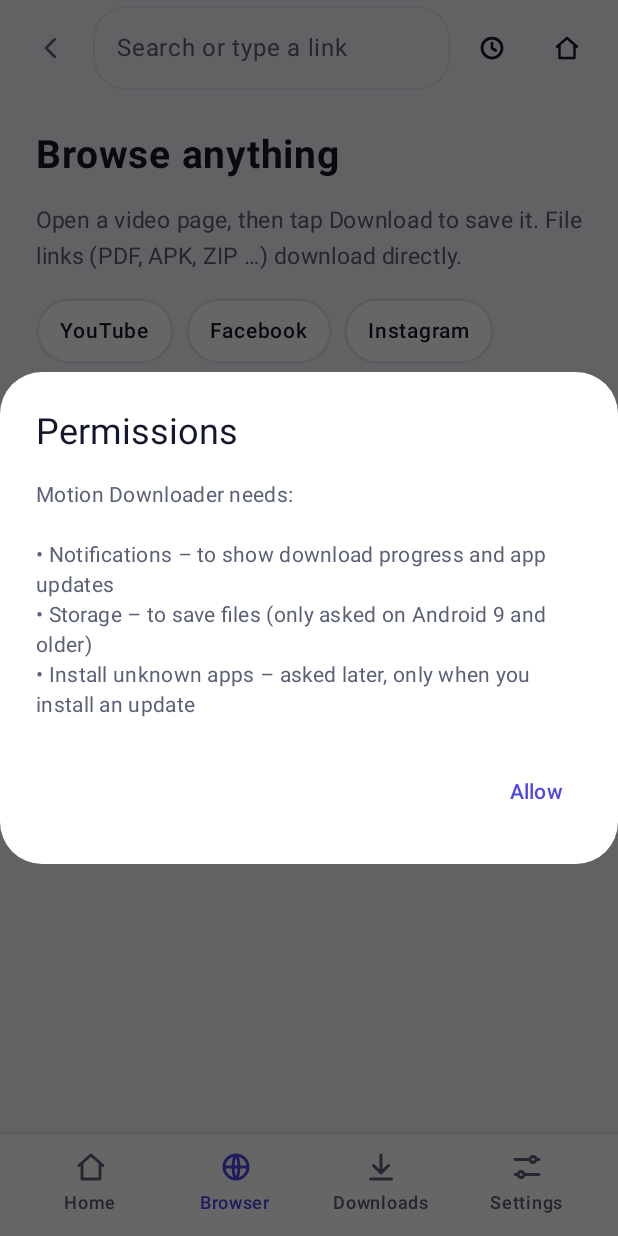
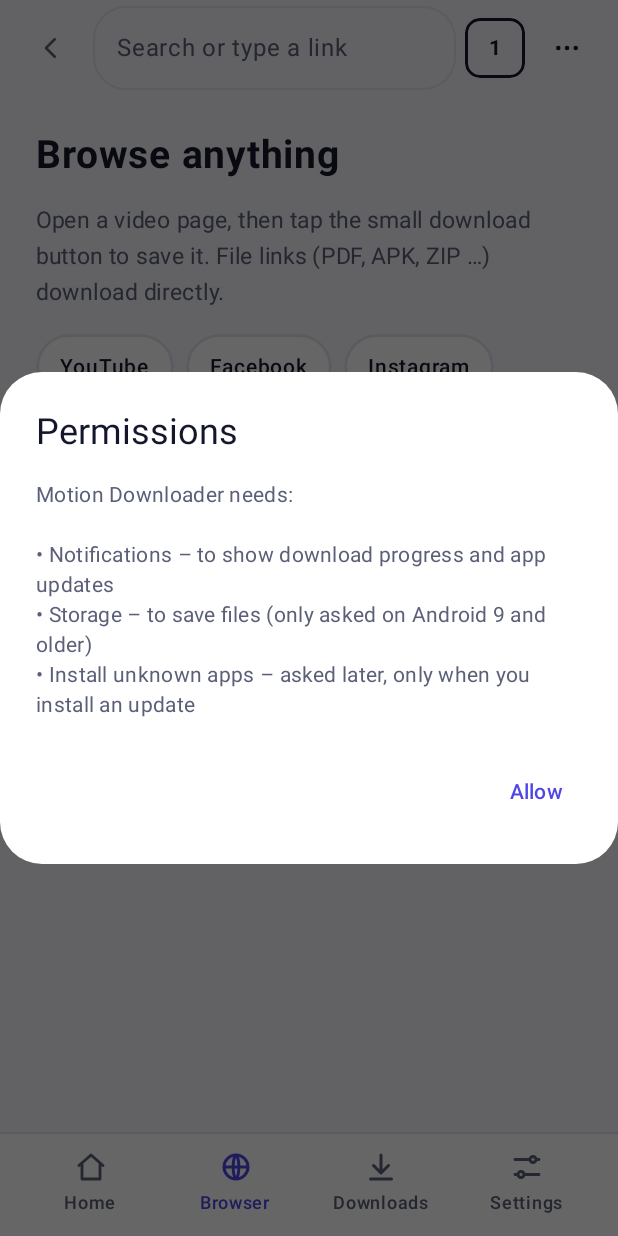
Before and after one commit to PIOUS22/Motion_Downloader, an Android app built with Jetpack Compose: the screen it shows after launch (MainActivity), item 2 of the bottom bar chosen, on a phone screen of 412 x 824 dp. Run offline under Robolectric (Android 15) with nearby library versions, the phone set to English and light mode, and no system bars; pictures from the network do not load; 5 statements that could not run were skipped.

Commit message:
Add files via upload

```diff
--- a/app/src/main/java/app/mediadownloader/Browser.kt
+++ b/app/src/main/java/app/mediadownloader/Browser.kt
@@ -25,6 +25,8 @@ import androidx.compose.foundation.shape.CircleShape
 import androidx.compose.foundation.verticalScroll
 import androidx.compose.material3.AlertDialog
 import androidx.compose.material3.Checkbox
+import androidx.compose.material3.DropdownMenu
+import androidx.compose.material3.DropdownMenuItem
 import androidx.compose.material3.TextButton
 import androidx.compose.ui.draw.clip
 import androidx.compose.ui.graphics.Color
@@ -36,6 +38,7 @@ import androidx.compose.foundation.layout.ExperimentalLayoutApi
 import androidx.compose.foundation.layout.FlowRow
 import androidx.compose.foundation.layout.PaddingValues
 import androidx.compose.foundation.layout.Row
+import androidx.compose.foundation.border
 import androidx.compose.foundation.layout.fillMaxSize
 import androidx.compose.foundation.layout.fillMaxWidth
 import androidx.compose.foundation.layout.height
@@ -52,6 +55,7 @@ import androidx.compose.runtime.LaunchedEffect
 import androidx.compose.runtime.getValue
 import androidx.compose.runtime.mutableIntStateOf
 import androidx.compose.runtime.mutableStateOf
+import androidx.compose.runtime.mutableStateListOf
 import androidx.compose.runtime.remember
 import androidx.compose.runtime.setValue
 import androidx.compose.ui.Alignment
@@ -66,15 +70,17 @@ import androidx.compose.ui.viewinterop.AndroidView
 
 class FileOffer(val url: String, val ua: String?, val mime: String?, val length: Long, val name: String)
 
-/** One WebView that lives as long as the main screen, so the page stays when you switch tabs. */
+/** One browser tab: its own WebView and page state. */
 @SuppressLint("SetJavaScriptEnabled")
-class BrowserHolder(private val ctx: Context) {
+class BrowserTab(private val ctx: Context, private val onOffer: (FileOffer) -> Unit) {
+    val id = System.nanoTime()
     var url by mutableStateOf("")
+    var title by mutableStateOf("")
     var progress by mutableIntStateOf(0)
     var canBack by mutableStateOf(false)
+    var canForward by mutableStateOf(false)
     var started by mutableStateOf(false)
     var hasVideo by mutableStateOf(false)
-    var offer by mutableStateOf<FileOffer?>(null)
 
     val web: WebView = WebView(ctx).apply {
         settings.javaScriptEnabled = true
@@ -93,24 +99,30 @@ class BrowserHolder(private val ctx: Context) {
         setOnChildScrollUpCallback { _, _ -> web.scrollY > 0 }
     }
 
+    private fun sync(view: WebView?) {
+        canBack = view?.canGoBack() == true
+        canForward = view?.canGoForward() == true
+    }
+
     init {
         BrowserHistory.init(ctx)
         web.webViewClient = object : WebViewClient() {
             override fun onPageStarted(view: WebView?, pageUrl: String?, favicon: Bitmap?) {
                 url = pageUrl ?: url
-                canBack = view?.canGoBack() == true
+                sync(view)
             }
 
             override fun onPageFinished(view: WebView?, pageUrl: String?) {
                 url = pageUrl ?: url
+                title = view?.title ?: title
                 swipe.isRefreshing = false
                 BrowserHistory.add(pageUrl, view?.title)
-                canBack = view?.canGoBack() == true
+                sync(view)
             }
 
             override fun doUpdateVisitedHistory(view: WebView?, pageUrl: String?, isReload: Boolean) {
                 url = pageUrl ?: url
-                canBack = view?.canGoBack() == true
+                sync(view)
             }
 
             override fun shouldOverrideUrlLoading(view: WebView?, request: WebResourceRequest?): Boolean {
@@ -125,12 +137,16 @@ class BrowserHolder(private val ctx: Context) {
                 progress = newProgress
                 if (newProgress >= 100) swipe.isRefreshing = false
             }
+
+            override fun onReceivedTitle(view: WebView?, t: String?) {
+                if (!t.isNullOrBlank()) title = t
+            }
         }
         // File links (pdf, apk, zip, mp4 ...): ask first, like a download manager.
         web.setDownloadListener { link, userAgent, contentDisposition, mime, length ->
             if (link.startsWith("http://") || link.startsWith("https://")) {
                 val name = URLUtil.guessFileName(link, contentDisposition, mime).replace(Regex("[\\\\/:*?\"<>|]"), "_")
-                offer = FileOffer(link, userAgent, mime, length, name)
+                onOffer(FileOffer(link, userAgent, mime, length, name))
             } else {
                 Toast.makeText(ctx, "This kind of link cannot be downloaded here", Toast.LENGTH_LONG).show()
             }
@@ -153,9 +169,60 @@ class BrowserHolder(private val ctx: Context) {
         started = false
         hasVideo = false
         url = ""
+        title = ""
     }
 
     fun isPage() = started && (url.startsWith("http://") || url.startsWith("https://"))
+
+    fun destroy() {
+        runCatching { swipe.removeAllViews(); web.destroy() }
+    }
+}
+
+/** All browser tabs. Lives as long as the main screen, so pages stay when you switch app tabs. */
+class BrowserHolder(private val ctx: Context) {
+    var offer by mutableStateOf<FileOffer?>(null)
+    val tabs = mutableStateListOf<BrowserTab>()
+    var index by mutableIntStateOf(0)
+    var showTabs by mutableStateOf(false)
+    var showHistory by mutableStateOf(false)
+
+    private fun makeTab() = BrowserTab(ctx) { offer = it }
+
+    init { tabs.add(makeTab()) }
+
+    val cur: BrowserTab get() = tabs[index.coerceIn(0, tabs.lastIndex)]
+    val started: Boolean get() = cur.started
+    val web: WebView get() = cur.web
+
+    fun addTab() {
+        cur.web.onPause()
+        tabs.add(makeTab())
+        index = tabs.lastIndex
+        showTabs = false
+        showHistory = false
+    }
+
+    fun select(i: Int) {
+        cur.web.onPause()
+        index = i.coerceIn(0, tabs.lastIndex)
+        showTabs = false
+        showHistory = false
+        cur.web.onResume()
+    }
+
+    fun closeTab(i: Int) {
+        if (i !in tabs.indices) return
+        val t = tabs.removeAt(i)
+        t.destroy()
+        if (tabs.isEmpty()) tabs.add(makeTab())
+        if (i < index) index -= 1
+        index = index.coerceIn(0, tabs.lastIndex)
+    }
+
+    fun destroyAll() {
+        tabs.forEach { it.destroy() }
+    }
 }
 
 private val VIDEO_URL = Regex(
@@ -179,23 +246,24 @@ private val SHORTCUTS = listOf(
 fun BrowserScreen(pad: PaddingValues, b: BrowserHolder, onDownloadPage: (String) -> Unit) {
     val p = LocalPal.current
     val focus = LocalFocusManager.current
-    var field by remember { mutableStateOf(b.url) }
+    val ctx = androidx.compose.ui.platform.LocalContext.current
+    val tab = b.cur
+    var field by remember { mutableStateOf(tab.url) }
     var editing by remember { mutableStateOf(false) }
-    var showHistory by remember { mutableStateOf(false) }
-    LaunchedEffect(b.url) { if (!editing) field = b.url }
-    LaunchedEffect(Unit) { b.web.onResume() }
-    DisposableEffect(Unit) { onDispose { b.web.onPause() } }
+    var menu by remember { mutableStateOf(false) }
+    LaunchedEffect(tab.id, tab.url) { if (!editing) field = tab.url }
+    LaunchedEffect(tab.id) { tab.web.onResume() }
+    DisposableEffect(tab.id) { onDispose { runCatching { tab.web.onPause() } } }
     // Is a video open on this page? (checked every 1.5 s because many sites change pages without reloading)
-    LaunchedEffect(b.started) {
-        while (b.started) {
-            b.web.evaluateJavascript(
+    LaunchedEffect(tab.id, tab.started) {
+        while (tab.started) {
+            tab.web.evaluateJavascript(
                 "(function(){try{var v=document.querySelector('video');return !!(v&&(v.currentSrc||v.src||v.readyState>0))}catch(e){return false}})()"
-            ) { r -> b.hasVideo = r == "true" || VIDEO_URL.containsMatchIn(b.url) }
+            ) { r -> tab.hasVideo = r == "true" || VIDEO_URL.containsMatchIn(tab.url) }
             kotlinx.coroutines.delay(1500)
         }
-        b.hasVideo = false
+        tab.hasVideo = false
     }
-    val ctx = androidx.compose.ui.platform.LocalContext.current
     b.offer?.let { o ->
         FileOfferDialog(o, onClose = { b.offer = null }) { name, wifi, retry, start ->
             val cookie = CookieManager.getInstance().getCookie(o.url)
@@ -210,56 +278,84 @@ fun BrowserScreen(pad: PaddingValues, b: BrowserHolder, onDownloadPage: (String)
             Modifier.fillMaxWidth().height(64.dp).padding(horizontal = 12.dp),
             verticalAlignment = Alignment.CenterVertically, horizontalArrangement = Arrangement.spacedBy(6.dp),
         ) {
-            RoundIconButton(Ic.Back, "Back", if (b.canBack) p.tint else p.soft, if (b.canBack) p.onTint else p.muted) {
-                if (b.web.canGoBack()) b.web.goBack()
+            RoundIconButton(Ic.Back, "Back", if (tab.canBack) p.tint else p.soft, if (tab.canBack) p.onTint else p.muted) {
+                if (tab.web.canGoBack()) tab.web.goBack()
             }
             OutlinedTextField(
                 value = field, onValueChange = { field = it },
                 modifier = Modifier.weight(1f).onFocusChanged { editing = it.isFocused },
                 placeholder = { Text("Search or type a link") }, singleLine = true, shape = RoundedCornerShape(22.dp),
                 keyboardOptions = KeyboardOptions(imeAction = ImeAction.Go),
-                keyboardActions = KeyboardActions(onGo = { showHistory = false; b.go(field); focus.clearFocus() }),
+                keyboardActions = KeyboardActions(onGo = { b.showHistory = false; b.showTabs = false; tab.go(field); focus.clearFocus() }),
                 colors = OutlinedTextFieldDefaults.colors(
                     focusedContainerColor = p.soft, unfocusedContainerColor = p.soft,
                     focusedBorderColor = p.primary, unfocusedBorderColor = p.border,
                 ),
             )
-            RoundIconButton(Ic.Clock, "History", if (showHistory) p.tint else p.soft, if (showHistory) p.onTint else p.text) { showHistory = !showHistory }
-            RoundIconButton(Ic.Home, "Start page", p.soft, p.text) { showHistory = false; b.showStartPage(); field = "" }
+            // tab count (like Chrome)
+            Box(
+                Modifier.size(40.dp).clip(RoundedCornerShape(10.dp))
+                    .background(if (b.showTabs) p.tint else p.soft)
+                    .border(2.dp, if (b.showTabs) p.primary else p.text, RoundedCornerShape(10.dp))
+                    .clickable(role = Role.Button) { b.showHistory = false; b.showTabs = !b.showTabs },
+                contentAlignment = Alignment.Center,
+            ) { Text(b.tabs.size.toString(), fontSize = 14.sp, fontWeight = FontWeight.Bold, color = if (b.showTabs) p.onTint else p.text) }
+            // three-dot menu
+            Box {
+                RoundIconButton(Ic.More, "Menu", p.soft, p.text) { menu = true }
+                DropdownMenu(expanded = menu, onDismissRequest = { menu = false }) {
+                    DropdownMenuItem(text = { Text("New tab") }, onClick = { menu = false; b.addTab() })
+                    DropdownMenuItem(text = { Text("Reload") }, onClick = { menu = false; if (tab.started) tab.web.reload() })
+                    DropdownMenuItem(text = { Text("Forward") }, enabled = tab.canForward, onClick = { menu = false; tab.web.goForward() })
+                    DropdownMenuItem(text = { Text("Copy link") }, enabled = tab.isPage(), onClick = {
+                        menu = false
+                        val cm = ctx.getSystemService(Context.CLIPBOARD_SERVICE) as android.content.ClipboardManager
+                        cm.setPrimaryClip(android.content.ClipData.newPlainText("link", tab.url))
+                        Toast.makeText(ctx, "Link copied", Toast.LENGTH_SHORT).show()
+                    })
+                    DropdownMenuItem(text = { Text("History") }, onClick = { menu = false; b.showTabs = false; b.showHistory = true })
+                    DropdownMenuItem(text = { Text("Start page") }, onClick = { menu = false; b.showHistory = false; tab.showStartPage(); field = "" })
+                    DropdownMenuItem(text = { Text("Close tab") }, onClick = { menu = false; b.closeTab(b.index) })
+                }
+            }
         }
-        if (b.started && b.progress in 1..99) {
-            Box(Modifier.fillMaxWidth().height(3.dp).background0(p.border)) {
-                Box(Modifier.fillMaxWidth(b.progress / 100f).height(3.dp).background0(p.primary))
+        if (tab.started && tab.progress in 1..99) {
+            Box(Modifier.fillMaxWidth().height(3.dp).background(p.border)) {
+                Box(Modifier.fillMaxWidth(tab.progress / 100f).height(3.dp).background(p.primary))
             }
         }
         Box(Modifier.weight(1f).fillMaxWidth()) {
-            if (showHistory) {
-                HistoryList(onOpen = { u -> showHistory = false; b.go(u) }, onClose = { showHistory = false })
-            } else if (!b.started) {
+            if (b.showTabs) {
+                TabList(b)
+            } else if (b.showHistory) {
+                HistoryList(onOpen = { u -> b.showHistory = false; tab.go(u) }, onClose = { b.showHistory = false })
+            } else if (!tab.started) {
                 Column(Modifier.padding(24.dp), verticalArrangement = Arrangement.spacedBy(16.dp)) {
                     Text("Browse anything", fontSize = 26.sp, fontWeight = FontWeight.Bold)
                     Text(
-                        "Open a video page, then tap Download to save it. File links (PDF, APK, ZIP …) download directly.",
+                        "Open a video page, then tap the small download button to save it. File links (PDF, APK, ZIP …) download directly.",
                         fontSize = 15.sp, color = p.muted,
                     )
                     FlowRow(horizontalArrangement = Arrangement.spacedBy(8.dp), verticalArrangement = Arrangement.spacedBy(8.dp)) {
-                        SHORTCUTS.forEach { (n, u) -> TintChip(n, false) { b.go(u) } }
+                        SHORTCUTS.forEach { (n, u) -> TintChip(n, false) { tab.go(u) } }
                     }
                 }
             } else {
-                AndroidView(
-                    factory = {
-                        (b.swipe.parent as? android.view.ViewGroup)?.removeView(b.swipe)
-                        b.swipe
-                    },
-                    modifier = Modifier.fillMaxSize(),
-                )
+                androidx.compose.runtime.key(tab.id) {
+                    AndroidView(
+                        factory = {
+                            (tab.swipe.parent as? android.view.ViewGroup)?.removeView(tab.swipe)
+                            tab.swipe
+                        },
+                        modifier = Modifier.fillMaxSize(),
+                    )
+                }
             }
-            if (!showHistory && b.isPage() && b.hasVideo) {
+            if (!b.showTabs && !b.showHistory && tab.isPage() && tab.hasVideo) {
                 // small button: only while a video is open
                 Box(
                     Modifier.align(Alignment.BottomEnd).padding(16.dp).size(52.dp).clip(CircleShape)
-                        .background(p.primary).clickable(role = Role.Button) { onDownloadPage(b.url) },
+                        .background(p.primary).clickable(role = Role.Button) { onDownloadPage(tab.url) },
                     contentAlignment = Alignment.Center,
                 ) { Ico(Ic.Download, 24.dp, Color.White) }
             }
@@ -267,8 +363,43 @@ fun BrowserScreen(pad: PaddingValues, b: BrowserHolder, onDownloadPage: (String)
     }
 }
 
-private fun Modifier.background0(c: androidx.compose.ui.graphics.Color) =
-    this.then(Modifier.background(c))
+@Composable
+private fun TabList(b: BrowserHolder) {
+    val p = LocalPal.current
+    Column(Modifier.fillMaxSize().background(p.bg)) {
+        Row(Modifier.fillMaxWidth().padding(start = 24.dp, end = 12.dp).height(56.dp), verticalAlignment = Alignment.CenterVertically) {
+            Text("Tabs (${b.tabs.size})", fontSize = 20.sp, fontWeight = FontWeight.Bold, modifier = Modifier.weight(1f))
+            PillButton("New tab", p.primary, Color.White) { b.addTab() }
+            TextButton(onClick = { b.showTabs = false }) { Text("Close") }
+        }
+        LazyColumn(
+            Modifier.weight(1f).fillMaxWidth(), contentPadding = PaddingValues(horizontal = 24.dp, vertical = 4.dp),
+            verticalArrangement = Arrangement.spacedBy(10.dp),
+        ) {
+            items(b.tabs.size, key = { b.tabs[it].id }) { i ->
+                val t = b.tabs[i]
+                val sel = i == b.index
+                Row(
+                    Modifier.fillMaxWidth().clip(RoundedCornerShape(14.dp))
+                        .background(if (sel) p.tint else p.surface)
+                        .border(1.5.dp, if (sel) p.primary else p.border, RoundedCornerShape(14.dp))
+                        .clickable { b.select(i) }.padding(start = 14.dp, end = 6.dp, top = 8.dp, bottom = 8.dp),
+                    verticalAlignment = Alignment.CenterVertically,
+                ) {
+                    Column(Modifier.weight(1f)) {
+                        Text(
+                            t.title.ifBlank { if (t.started) Urls.host(t.url).ifBlank { "Loading…" } else "New tab" },
+                            fontSize = 14.sp, fontWeight = FontWeight.SemiBold, maxLines = 1,
+                            overflow = androidx.compose.ui.text.style.TextOverflow.Ellipsis,
+                        )
+                        Muted(if (t.started) t.url else "Start page", maxLines = 1)
+                    }
+                    RoundIconButton(Ic.Close, "Close tab", if (sel) p.surface else p.soft, p.text) { b.closeTab(i) }
+                }
+            }
+        }
+    }
+}
 
 @Composable
 private fun FileOfferDialog(o: FileOffer, onClose: () -> Unit, onSubmit: (String, Boolean, Boolean, Boolean) -> Unit) {
--- a/app/src/main/java/app/mediadownloader/MainActivity.kt
+++ b/app/src/main/java/app/mediadownloader/MainActivity.kt
@@ -125,7 +125,7 @@ private fun App(vm: MainViewModel) {
     var dlFilter by rememberSaveable { mutableStateOf("all") }
     var lastScreen by rememberSaveable { mutableStateOf("home") }
     val browser = remember { BrowserHolder(ctx) }
-    androidx.compose.runtime.DisposableEffect(Unit) { onDispose { browser.web.destroy() } }
+    androidx.compose.runtime.DisposableEffect(Unit) { onDispose { browser.destroyAll() } }
     LaunchedEffect(screen) { if (screen != "result") lastScreen = screen }
     // analysis problems while browsing show as a message (the Home screen is not visible)
     LaunchedEffect(s.status, s.statusIsError) {
@@ -151,7 +151,10 @@ private fun App(vm: MainViewModel) {
     BackHandler(enabled = screen != "home") {
         when {
             screen == "result" -> { vm.clearAnalysis(); screen = lastScreen }
+            screen == "browser" && browser.showTabs -> browser.showTabs = false
+            screen == "browser" && browser.showHistory -> browser.showHistory = false
             screen == "browser" && browser.started && browser.web.canGoBack() -> browser.web.goBack()
+            screen == "browser" && browser.tabs.size > 1 -> browser.closeTab(browser.index)
             else -> screen = "home"
         }
     }
```
Also changed, not shown: 1 other file.
